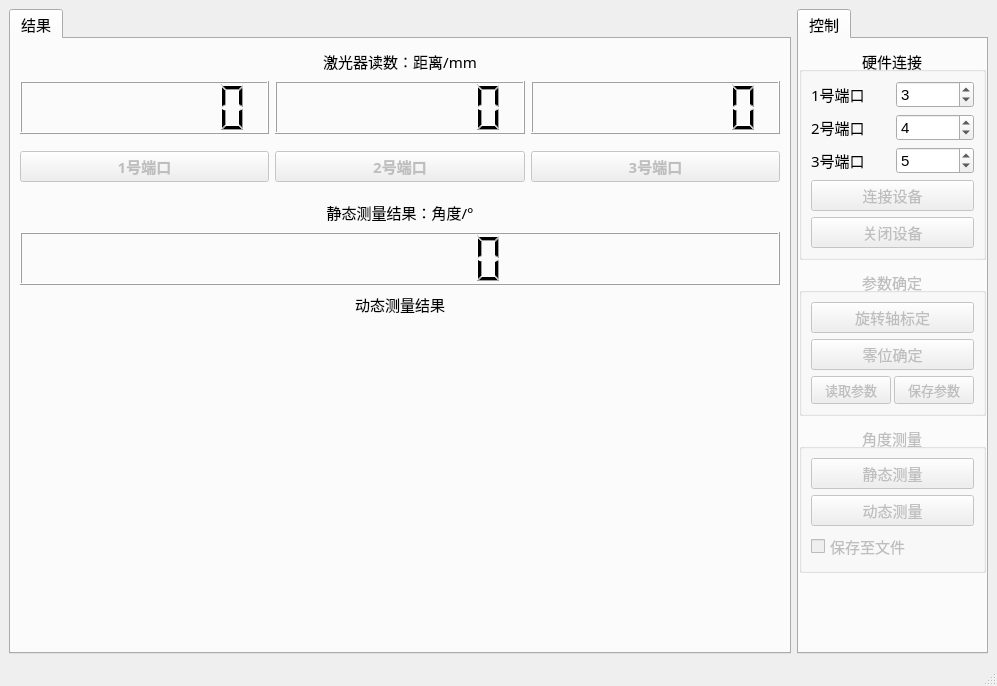
First picture: the form in ui.ui, repository gao5254/angleMeasurement, before the edit.
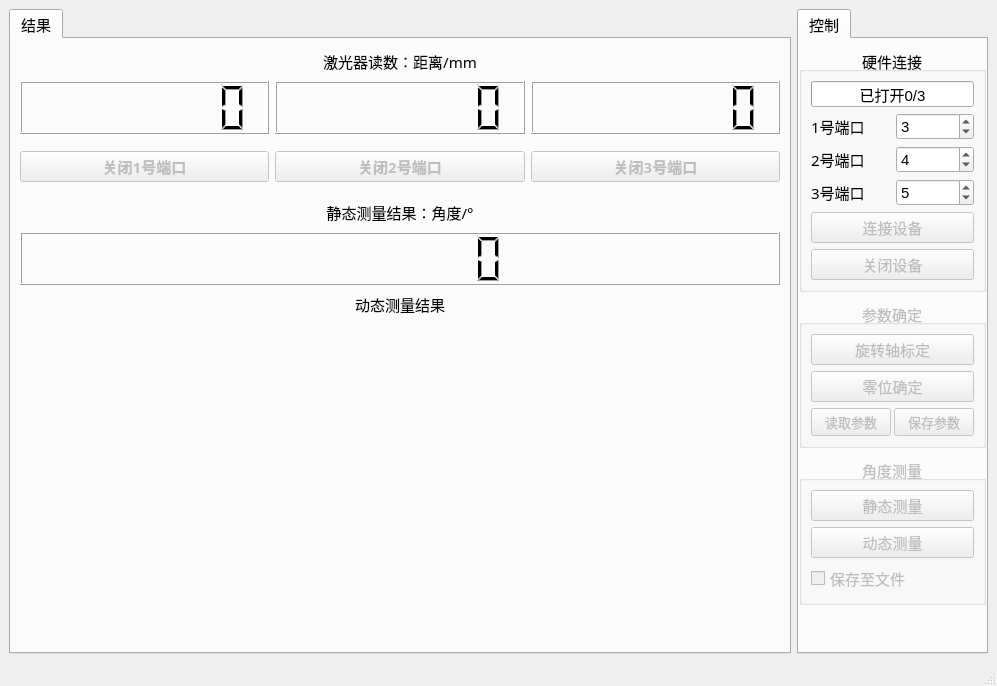
Second picture: the form after the edit. Custom widgets are drawn as their Qt base class.

Diff of the .ui file:
```diff
--- a/ui.ui
+++ b/ui.ui
@@ -106,7 +106,7 @@
               </font>
              </property>
              <property name="text">
-              <string>1号端口</string>
+              <string>关闭1号端口</string>
              </property>
              <property name="checkable">
               <bool>true</bool>
@@ -124,7 +124,7 @@
               </font>
              </property>
              <property name="text">
-              <string>2号端口</string>
+              <string>关闭2号端口</string>
              </property>
              <property name="checkable">
               <bool>true</bool>
@@ -142,7 +142,7 @@
               </font>
              </property>
              <property name="text">
-              <string>3号端口</string>
+              <string>关闭3号端口</string>
              </property>
              <property name="checkable">
               <bool>true</bool>
@@ -232,27 +232,65 @@
            <bool>true</bool>
           </property>
           <layout class="QGridLayout" name="gridLayout">
-           <item row="1" column="0">
-            <widget class="QLabel" name="lab_portNum_2">
-             <property name="font">
-              <font>
-               <family>宋体</family>
-               <pointsize>11</pointsize>
-              </font>
-             </property>
-             <property name="text">
-              <string>2号端口</string>
-             </property>
-            </widget>
-           </item>
            <item row="1" column="1">
-            <widget class="QSpinBox" name="spinbox_portNum_2">
+            <widget class="QSpinBox" name="spinbox_portNum_1">
              <property name="value">
-              <number>4</number>
+              <number>3</number>
+             </property>
+            </widget>
+           </item>
+           <item row="6" column="0" colspan="2">
+            <widget class="QPushButton" name="btn_close">
+             <property name="enabled">
+              <bool>false</bool>
+             </property>
+             <property name="font">
+              <font>
+               <family>宋体</family>
+               <pointsize>11</pointsize>
+              </font>
+             </property>
+             <property name="text">
+              <string>关闭设备</string>
+             </property>
+             <property name="checkable">
+              <bool>false</bool>
              </property>
             </widget>
            </item>
            <item row="2" column="0">
+            <widget class="QLabel" name="lab_portNum_2">
+             <property name="font">
+              <font>
+               <family>宋体</family>
+               <pointsize>11</pointsize>
+              </font>
+             </property>
+             <property name="text">
+              <string>2号端口</string>
+             </property>
+            </widget>
+           </item>
+           <item row="5" column="0" colspan="2">
+            <widget class="QPushButton" name="btn_open">
+             <property name="enabled">
+              <bool>false</bool>
+             </property>
+             <property name="font">
+              <font>
+               <family>宋体</family>
+               <pointsize>11</pointsize>
+              </font>
+             </property>
+             <property name="text">
+              <string>连接设备</string>
+             </property>
+             <property name="checkable">
+              <bool>false</bool>
+             </property>
+            </widget>
+           </item>
+           <item row="3" column="0">
             <widget class="QLabel" name="lab_portNum_3">
              <property name="font">
               <font>
@@ -265,68 +303,49 @@
              </property>
             </widget>
            </item>
+           <item row="1" column="0">
+            <widget class="QLabel" name="lab_portNum_1">
+             <property name="font">
+              <font>
+               <family>宋体</family>
+               <pointsize>11</pointsize>
+              </font>
+             </property>
+             <property name="text">
+              <string>1号端口</string>
+             </property>
+            </widget>
+           </item>
            <item row="2" column="1">
+            <widget class="QSpinBox" name="spinbox_portNum_2">
+             <property name="value">
+              <number>4</number>
+             </property>
+            </widget>
+           </item>
+           <item row="3" column="1">
             <widget class="QSpinBox" name="spinbox_portNum_3">
              <property name="value">
               <number>5</number>
              </property>
             </widget>
            </item>
-           <item row="3" column="0" colspan="2">
-            <widget class="QPushButton" name="btn_open">
-             <property name="enabled">
-              <bool>false</bool>
-             </property>
-             <property name="font">
-              <font>
-               <family>宋体</family>
-               <pointsize>11</pointsize>
-              </font>
-             </property>
-             <property name="text">
-              <string>连接设备</string>
-             </property>
-             <property name="checkable">
-              <bool>false</bool>
-             </property>
-            </widget>
-           </item>
-           <item row="0" column="0">
-            <widget class="QLabel" name="lab_portNum_1">
-             <property name="font">
-              <font>
-               <family>宋体</family>
-               <pointsize>11</pointsize>
-              </font>
-             </property>
-             <property name="text">
-              <string>1号端口</string>
-             </property>
-            </widget>
-           </item>
-           <item row="0" column="1">
-            <widget class="QSpinBox" name="spinbox_portNum_1">
-             <property name="value">
+           <item row="0" column="0" colspan="2">
+            <widget class="QProgressBar" name="openProgressBar">
+             <property name="maximum">
               <number>3</number>
              </property>
-            </widget>
-           </item>
-           <item row="4" column="0" colspan="2">
-            <widget class="QPushButton" name="btn_close">
-             <property name="enabled">
-              <bool>false</bool>
+             <property name="value">
+              <number>0</number>
              </property>
-             <property name="font">
-              <font>
-               <family>宋体</family>
-               <pointsize>11</pointsize>
-              </font>
+             <property name="alignment">
+              <set>Qt::AlignCenter</set>
              </property>
-             <property name="text">
-              <string>关闭设备</string>
+             <property name="textVisible">
+              <bool>true</bool>
              </property>
-             <property name="checkable">
-              <bool>false</bool>
+             <property name="format">
+              <string>已打开%v/%m</string>
              </property>
             </widget>
            </item>
```
